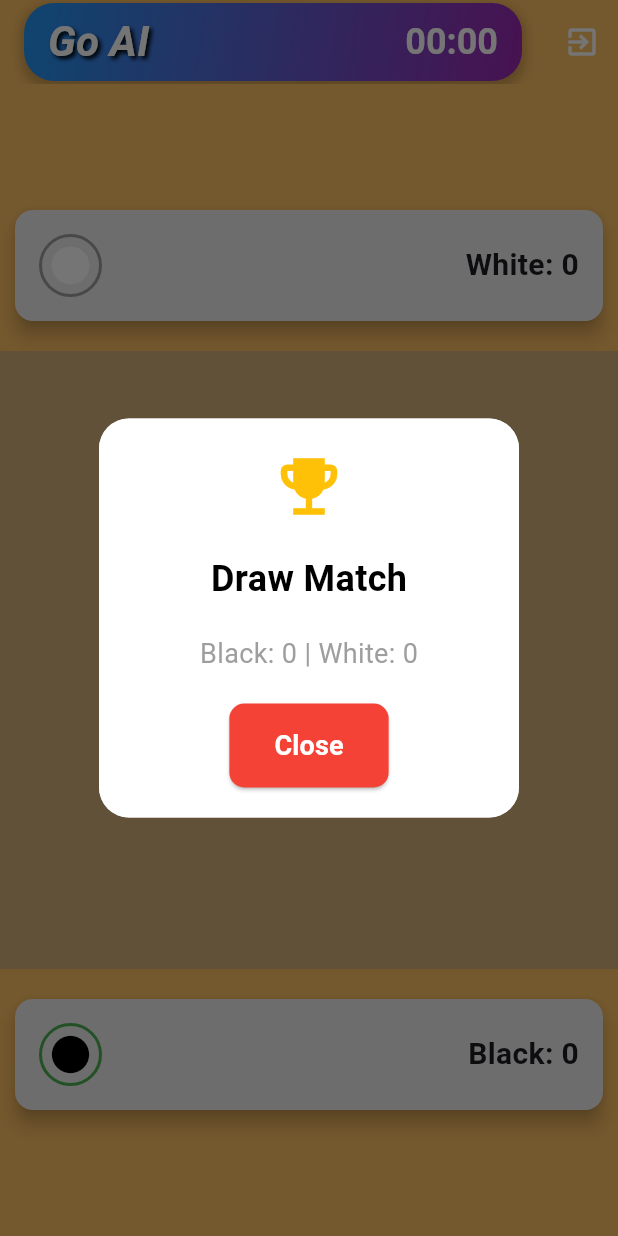
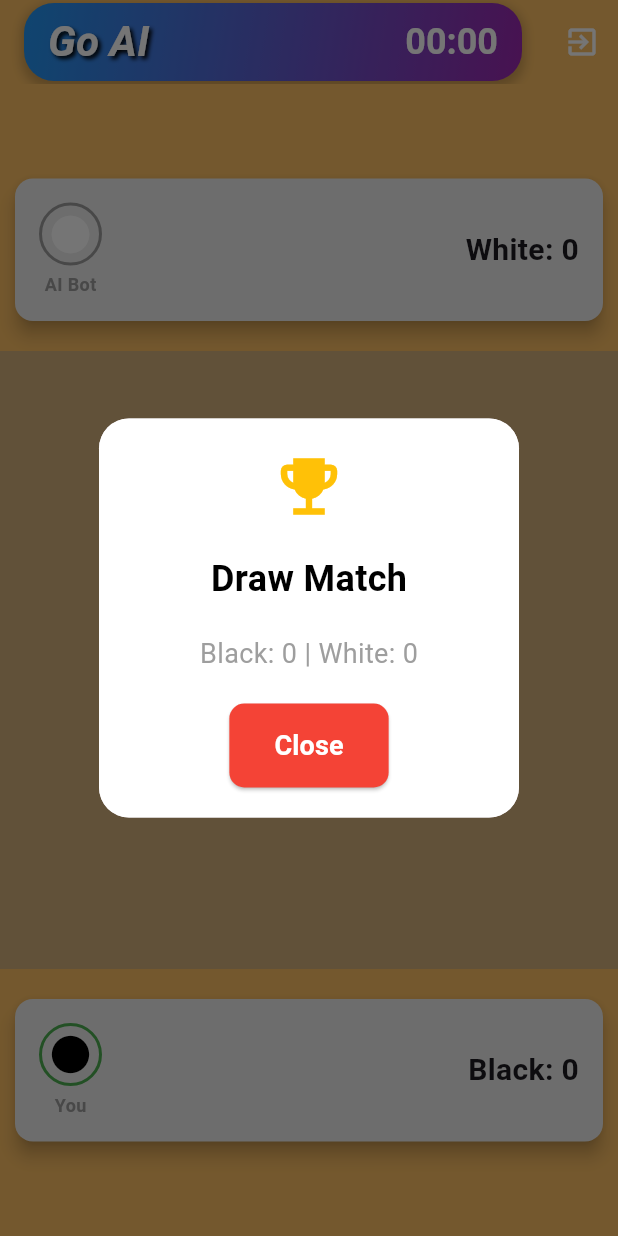
Before and after one commit to hisushanta/playgo, a Flutter app: the GoAIBoard screen opened directly with empty values, on a phone screen of 412 x 824 dp. Run offline on Flutter 3.47's test engine with Material 3 defaults, Android fonts, the phone set to English and light mode, and no system bars; our stand-ins replace audioplayers, cloud_firestore, emoji_picker_flutter, firebase_auth, firebase_core, firebase_storage and 4 more; missing offline and left inert: firebase_ui_auth; accounts and stored records are empty; statements that could not run were skipped.

Commit message:
Now label added in ai page

```diff
--- a/playgo/lib/pages/aiPlay.dart
+++ b/playgo/lib/pages/aiPlay.dart
@@ -455,6 +455,10 @@ class _GoAIBoardState extends State<GoAIBoard> {
                   child: Row(
                     mainAxisAlignment: MainAxisAlignment.spaceBetween,
                     children: [
+                      Column(
+                        mainAxisSize: MainAxisSize.min,
+                        crossAxisAlignment: CrossAxisAlignment.center, // Center the text below stone
+                        children: [
                           Container(
                             padding: const EdgeInsets.all(4),
                             decoration: BoxDecoration(
@@ -466,6 +470,17 @@ class _GoAIBoardState extends State<GoAIBoard> {
                             ),
                             child: const Icon(Icons.circle, color: Colors.white, size: 30),
                           ),
+                          const SizedBox(height: 4),
+                          const Text(
+                            "AI Bot",
+                            style: TextStyle(
+                              fontSize: 12,
+                              fontWeight: FontWeight.bold,
+                              color: Colors.grey,
+                            ),
+                          ),
+                        ],
+                      ),
                       Text(
                         "White: $whiteScore",
                         style: const TextStyle(fontSize: 20, fontWeight: FontWeight.bold),
@@ -474,6 +489,7 @@ class _GoAIBoardState extends State<GoAIBoard> {
                   ),
                 ),
               ),
+
 
               const SizedBox(height: 10), // Reduced spacing
 
@@ -555,6 +571,10 @@ class _GoAIBoardState extends State<GoAIBoard> {
                 child: Row(
                   mainAxisAlignment: MainAxisAlignment.spaceBetween,
                   children: [
+                    Column(
+                      mainAxisSize: MainAxisSize.min,
+                      crossAxisAlignment: CrossAxisAlignment.center, // Center the text below stone
+                      children: [
                         Container(
                           padding: const EdgeInsets.all(4),
                           decoration: BoxDecoration(
@@ -566,6 +586,17 @@ class _GoAIBoardState extends State<GoAIBoard> {
                           ),
                           child: const Icon(Icons.circle, color: Colors.black, size: 30),
                         ),
+                        const SizedBox(height: 4),
+                        const Text(
+                          "You",
+                          style: TextStyle(
+                            fontSize: 12,
+                            fontWeight: FontWeight.bold,
+                            color: Colors.grey,
+                          ),
+                        ),
+                      ],
+                    ),
                     Text(
                       "Black: $blackScore",
                       style: const TextStyle(fontSize: 20, fontWeight: FontWeight.bold),
@@ -574,6 +605,7 @@ class _GoAIBoardState extends State<GoAIBoard> {
                 ),
               ),
             ),
+
             ],
           );
         },
```
Lines whose indentation alone changed are shown as unchanged.
